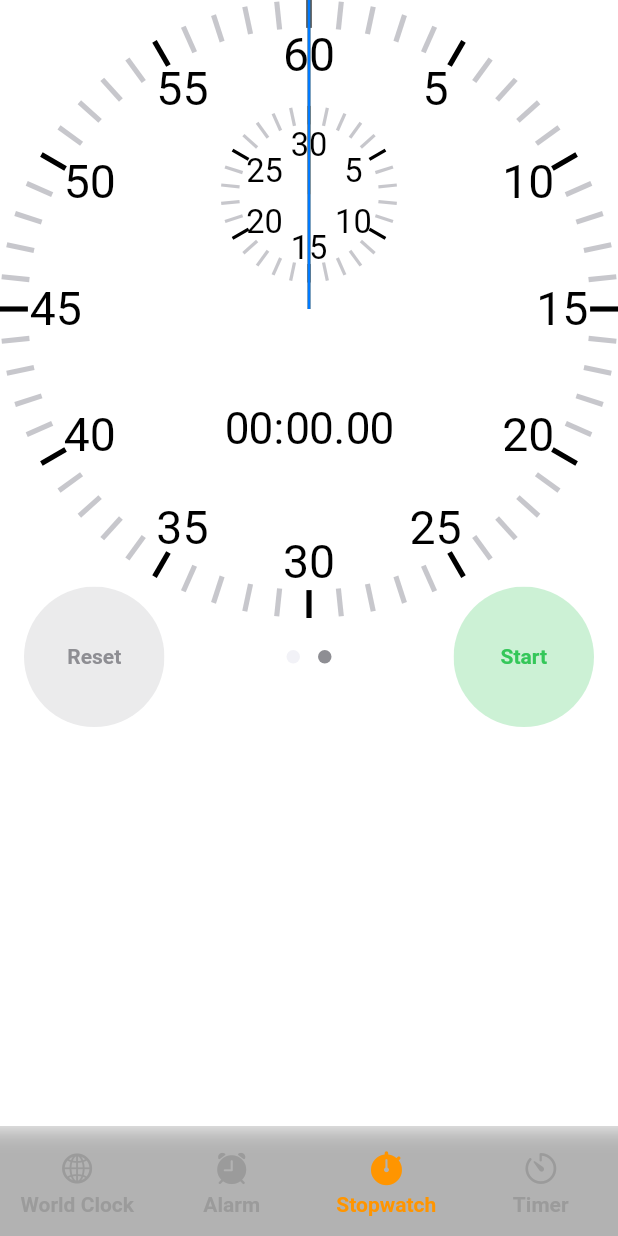
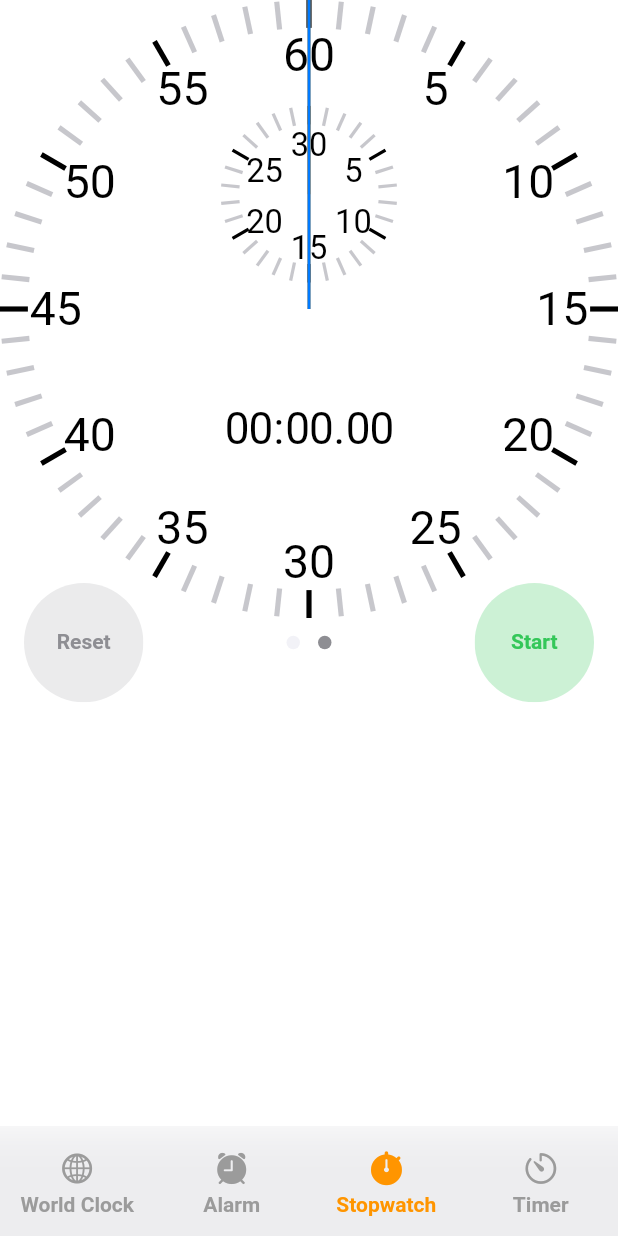
Before and after one commit to ArAmM7/clock, a Flutter app: the StopwatchPage screen opened by its route, swiped to page 2, on a phone screen of 412 x 824 dp. Run offline on Flutter 3.47's test engine with Material 2 defaults, Android fonts, the phone set to English and light mode, and no system bars; drawn by our look-alikes of dots_indicator; our stand-ins replace auto_route, device_preview, easy_localization, flutter_hooks, flutter_mobx, flutter_native_splash and 4 more; missing offline and left inert: flutter_scale_tap, theme_tailor_annotation; accounts and stored records are empty; generated files the repository leaves out were written again; Roboto replaces fonts that are missing (SF Pro); project files that could hold a hidden picture were left out.

Commit message:
style(app): update UI
- update lap list padding
- update navigation bar color

```diff
--- a/lib/pages/dashboard_page/dashboard_page.dart
+++ b/lib/pages/dashboard_page/dashboard_page.dart
@@ -35,6 +35,7 @@ class DashboardPage extends HookWidget {
         return Scaffold(
           extendBody: true,
           resizeToAvoidBottomInset: false,
+          extendBodyBehindAppBar: true,
           floatingActionButtonLocation:
               FloatingActionButtonLocation.centerDocked,
           bottomNavigationBar:
--- a/lib/pages/dashboard_page/widgets/bottom_navigation_bar.dart
+++ b/lib/pages/dashboard_page/widgets/bottom_navigation_bar.dart
@@ -45,7 +45,7 @@ class BottomNavigationBar extends HookWidget {
         notchMargin: -8,
         shape: const CircularNotchedRectangle(),
         child: BackdropFilter(
-          filter: ImageFilter.blur(sigmaY: 8, sigmaX: 8),
+          filter: ImageFilter.blur(sigmaY: 15, sigmaX: 15),
           child: Padding(
             padding: const EdgeInsets.only(top: 16),
             child: Row(
--- a/lib/pages/stopwatch_page/stopwatch_page.dart
+++ b/lib/pages/stopwatch_page/stopwatch_page.dart
@@ -9,6 +9,7 @@ import 'package:gap/gap.dart';
 
 import '../../constants/stopwatch_category.dart';
 import '../../extensions/build_context_extensions.dart';
+import '../../extensions/widget_extension.dart';
 import '../../store/slider_state/slider_state.dart';
 import '../../store/stopwatch/stopwatch.dart';
 import '../../themes/custom_theme.dart';
@@ -54,10 +55,8 @@ class StopwatchPage extends HookWidget {
         mainAxisSize: MainAxisSize.min,
         children: [
           Gap(context.topPadding),
-          Padding(
-            padding: const EdgeInsets.only(bottom: 4),
-            child: AspectRatio(
-              aspectRatio: 0.85,
+          AspectRatio(
+            aspectRatio: 0.88,
             child: LayoutBuilder(
               builder: (context, constraints) {
                 final radius = math.min(
@@ -74,12 +73,7 @@ class StopwatchPage extends HookWidget {
                       onPageChanged: _onPageChanged,
                       controller: _pageController,
                       children: [
-                          Padding(
-                            key: const ValueKey('Digital_watch'),
-                            padding: const EdgeInsets.symmetric(
-                              horizontal: 16,
-                            ),
-                            child: Center(
+                        Center(
                           child: Observer(
                             builder: (_) => ElapsedTimeText(
                               color: context.mainText,
@@ -88,8 +82,7 @@ class StopwatchPage extends HookWidget {
                               isLaps: false,
                             ),
                           ),
-                            ),
-                          ),
+                        ).paddingHorizontal(),
                         Stack(
                           key: const ValueKey('Analog_watch'),
                           children: [
@@ -101,6 +94,9 @@ class StopwatchPage extends HookWidget {
                                 height: radius * 2,
                                 child: Observer(
                                   builder: (_) => AnalogStopwatch(
+                                    key: const ValueKey(
+                                      'AnalogStopwatchMinutes',
+                                    ),
                                     radius: radiusSmall,
                                     numOfTicks: 30,
                                     cat: Category.minutes,
@@ -111,6 +107,7 @@ class StopwatchPage extends HookWidget {
                             ),
                             Observer(
                               builder: (_) => AnalogStopwatch(
+                                key: const ValueKey('AnalogStopwatchSeconds'),
                                 radius: radius,
                                 numOfTicks: 60,
                                 cat: Category.regular,
@@ -137,7 +134,7 @@ class StopwatchPage extends HookWidget {
                         padding: const EdgeInsets.symmetric(horizontal: 16),
                         child: Buttons(
                           key: const ValueKey('Buttons'),
-                            radius: radius,
+                          radius: radius * 0.85,
                           state: stopwatchState,
                           onTap: _onTap,
                           sliderState: _sliderState,
@@ -147,7 +144,6 @@ class StopwatchPage extends HookWidget {
                   ],
                 );
               },
-              ),
             ),
           ),
           Expanded(
--- a/lib/themes/custom_theme.dart
+++ b/lib/themes/custom_theme.dart
@@ -71,7 +71,7 @@ class _$CustomTheme {
   ];
 
   static List<Color> bottomNavigationBar = [
-    AppColors.black.withOpacity(0.3),
-    AppColors.black.withOpacity(0.3),
+    AppColors.grayLight4.withOpacity(0.4),
+    AppColors.grayDark4.withOpacity(0.4),
   ];
 }
--- a/lib/widgets/lap_list_item.dart
+++ b/lib/widgets/lap_list_item.dart
@@ -21,13 +21,12 @@ class LapListItem extends StatelessWidget {
   @override
   Widget build(BuildContext context) {
     final size = MediaQuery.of(context).size.width / 3;
-    return CupertinoListTile(
-      title: Row(
+    return Row(
       mainAxisAlignment: MainAxisAlignment.end,
       children: [
         Text(
           'keywords.lapNumbered'.tr(namedArgs: {'val': lapNumber.toString()}),
-            style: TextStyle(
+          style: context.theme.body.copyWith(
             color: isFastest
                 ? context.green
                 : isSlowest
@@ -46,7 +45,6 @@ class LapListItem extends StatelessWidget {
                   : context.mainText,
         ),
       ],
-      ),
-    );
+    ).paddingSymmetric(horizontal: 8, vertical: 8);
   }
 }
--- a/lib/widgets/laps_list.dart
+++ b/lib/widgets/laps_list.dart
@@ -1,11 +1,13 @@
+import 'package:flutter/cupertino.dart';
 import 'package:flutter/material.dart';
+import 'package:flutter_hooks/flutter_hooks.dart';
 import 'package:flutter_mobx/flutter_mobx.dart';
 
 import '../extensions/extensions.dart';
 import '../store/stopwatch/stopwatch.dart';
 import 'lap_list_item.dart';
 
-class LapsList extends StatelessWidget {
+class LapsList extends HookWidget {
   const LapsList({
     super.key,
     required this.stopwatchState,
@@ -15,8 +17,12 @@ class LapsList extends StatelessWidget {
 
   @override
   Widget build(BuildContext context) {
-    return Observer(
+    final controller = useScrollController();
+    return CupertinoScrollbar(
+      controller: controller,
+      child: Observer(
         builder: (_) => ListView.separated(
+          controller: controller,
           padding: EdgeInsets.only(bottom: context.bottomPadding),
           physics: const BouncingScrollPhysics(
             parent: AlwaysScrollableScrollPhysics(),
@@ -41,7 +47,8 @@ class LapsList extends StatelessWidget {
               );
             },
           ),
-        separatorBuilder: (_, __) => const Divider(indent: 16, endIndent: 16),
+          separatorBuilder: (_, __) => const Divider(indent: 8, endIndent: 8),
+        ),
       ),
     );
   }
```
Lines whose indentation alone changed are shown as unchanged.
